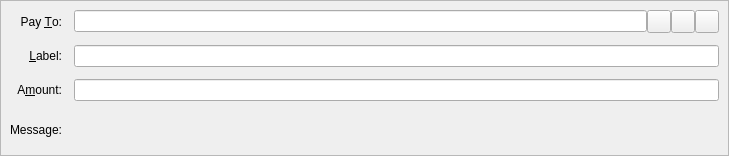
Old version of the form src/qt/forms/sendcoinsentry.ui in the repository VibookCoin/vibook.
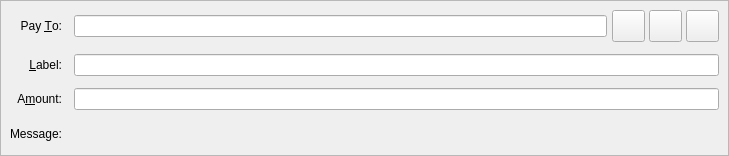
New version of the form. Icons and pictures are not drawn. Custom widgets are drawn as their Qt base class.

```diff
--- a/src/qt/forms/sendcoinsentry.ui
+++ b/src/qt/forms/sendcoinsentry.ui
@@ -55,6 +55,22 @@
         </property>
        </widget>
       </item>
+      <item>
+       <spacer name="horizontalSpacer">
+        <property name="orientation">
+         <enum>Qt::Horizontal</enum>
+        </property>
+        <property name="sizeType">
+         <enum>QSizePolicy::Fixed</enum>
+        </property>
+        <property name="sizeHint" stdset="0">
+         <size>
+          <width>5</width>
+          <height>5</height>
+         </size>
+        </property>
+       </spacer>
+      </item>
       <item>
        <widget class="QToolButton" name="addressBookButton">
         <property name="toolTip">
@@ -67,11 +83,33 @@
          <iconset resource="../vibook.qrc">
           <normaloff>:/icons/address-book</normaloff>:/icons/address-book</iconset>
         </property>
+        <property name="iconSize">
+         <size>
+          <width>25</width>
+          <height>25</height>
+         </size>
+        </property>
         <property name="shortcut">
          <string>Alt+A</string>
         </property>
        </widget>
       </item>
+      <item>
+       <spacer name="horizontalSpacer_2">
+        <property name="orientation">
+         <enum>Qt::Horizontal</enum>
+        </property>
+        <property name="sizeType">
+         <enum>QSizePolicy::Fixed</enum>
+        </property>
+        <property name="sizeHint" stdset="0">
+         <size>
+          <width>4</width>
+          <height>4</height>
+         </size>
+        </property>
+       </spacer>
+      </item>
       <item>
        <widget class="QToolButton" name="pasteButton">
         <property name="toolTip">
@@ -84,11 +122,33 @@
          <iconset resource="../vibook.qrc">
           <normaloff>:/icons/editpaste</normaloff>:/icons/editpaste</iconset>
         </property>
+        <property name="iconSize">
+         <size>
+          <width>25</width>
+          <height>25</height>
+         </size>
+        </property>
         <property name="shortcut">
          <string>Alt+P</string>
         </property>
        </widget>
       </item>
+      <item>
+       <spacer name="horizontalSpacer_3">
+        <property name="orientation">
+         <enum>Qt::Horizontal</enum>
+        </property>
+        <property name="sizeType">
+         <enum>QSizePolicy::Fixed</enum>
+        </property>
+        <property name="sizeHint" stdset="0">
+         <size>
+          <width>4</width>
+          <height>4</height>
+         </size>
+        </property>
+       </spacer>
+      </item>
       <item>
        <widget class="QToolButton" name="deleteButton">
         <property name="toolTip">
@@ -101,6 +161,12 @@
          <iconset resource="../vibook.qrc">
           <normaloff>:/icons/remove</normaloff>:/icons/remove</iconset>
         </property>
+        <property name="iconSize">
+         <size>
+          <width>25</width>
+          <height>25</height>
+         </size>
+        </property>
        </widget>
       </item>
      </layout>
```
Left out of the diff: 15 changed lines with no effect on the pictures.
